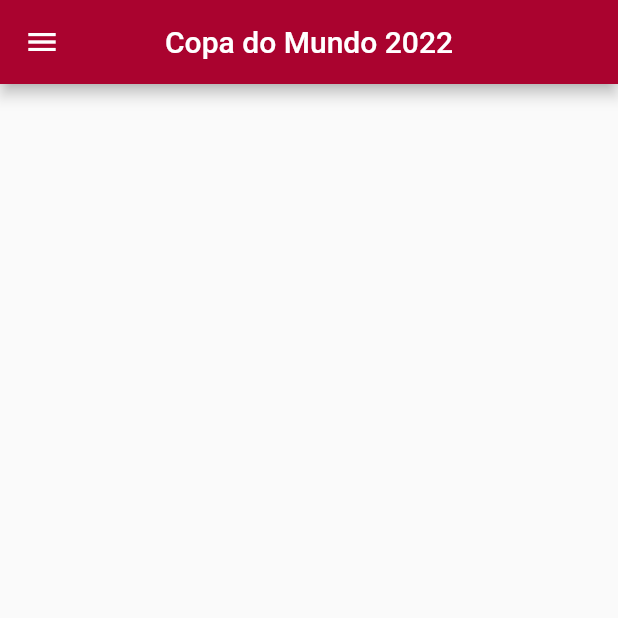
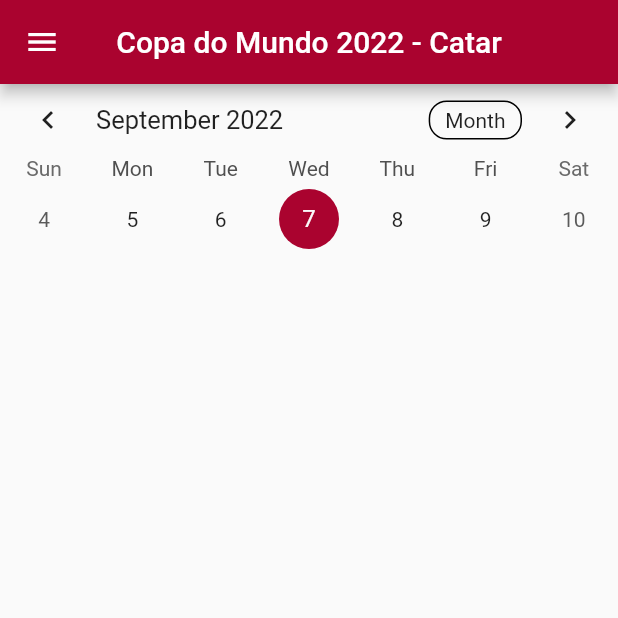
Before and after one commit to ricardolino-hub/Sistema-Copa-do-Mundo-2022---Catar, a Flutter app: the screen it shows after launch, on a phone screen of 412 x 824 dp, the top half of it. Run offline on Flutter 3.47's test engine with Material 2 defaults, Android fonts, the phone set to English and light mode, and no system bars; drawn by our look-alikes of table_calendar; network calls fail.

Commit message:
Criando tela home utlizando table_calender

```diff
--- a/worldcup2022/lib/Home/api/api.dart
+++ b/worldcup2022/lib/Home/api/api.dart
@@ -1,5 +1,7 @@
 import 'dart:convert';
 import 'package:http/http.dart' as http;
+
+import '../models/matchups.dart';
 
 class Api {
   static Future<List> getTeamsAndPlayers() async {
@@ -11,4 +13,15 @@ class Api {
       return ['Erro'];
     }
   }
+
+  static Future<List<Matchup>> getMatchups() async{
+    Uri url = Uri.parse('http://localhost:3000/matchup');
+    try{
+      http.Response response = await http.get(url);
+      List<Matchup> matchups = json.decode(response.body).map<Matchup>((item) => Matchup.fromJson(item)).toList();
+      return matchups;
+    }catch(e){
+      throw Exception(e.toString());
+    }
+  }
 }
--- a/worldcup2022/lib/Home/Drawer/drawer.dart
+++ b/worldcup2022/lib/Home/drawer/drawer.dart
@@ -1,5 +1,5 @@
 import 'package:flutter/material.dart';
-import '../Players/players.dart';
+import 'players.dart';
 import '../api/api.dart';
 
 Widget createDrawer(context){
@@ -10,13 +10,11 @@ Widget createDrawer(context){
         switch(snapshot.connectionState){
           case ConnectionState.none:
           case ConnectionState.waiting:
-            print('esperando');
-            Center(child: CircularProgressIndicator());
+            const Center(child: CircularProgressIndicator());
             break;
           case ConnectionState.active:
           case ConnectionState.done:
             if(snapshot.hasData){
-              List teamsPlayers = snapshot.data!;
               return ListView.builder(
                 itemCount: snapshot.data!.length,
                 itemBuilder: (context, index){
--- a/worldcup2022/lib/Home/Players/players.dart
+++ b/worldcup2022/lib/Home/drawer/players.dart
@@ -8,7 +8,7 @@ class Players extends StatelessWidget {
   Widget build(BuildContext context) {
     return Scaffold(
       appBar: AppBar(
-        title: const Text('Copa do Mundo 2022'),
+        title: const Text('Copa do Mundo 2022 - Jogadores'),
         centerTitle: true,
         backgroundColor: Color.fromARGB(255, 170, 3, 47),
       ),
--- a/worldcup2022/lib/Home/home.dart
+++ b/worldcup2022/lib/Home/home.dart
@@ -1,6 +1,6 @@
 import 'package:flutter/material.dart';
-
-import 'Drawer/drawer.dart';
+import 'drawer/drawer.dart';
+import 'homeScreens/matchupCalender.dart';
 
 class Home extends StatefulWidget {
   const Home({Key? key}) : super(key: key);
@@ -14,11 +14,12 @@ class _HomeState extends State<Home> {
   Widget build(BuildContext context) {
     return Scaffold(
       appBar: AppBar(
-        title: const Text('Copa do Mundo 2022'),
+        title: const Text('Copa do Mundo 2022 - Catar'),
         centerTitle: true,
         backgroundColor: const Color.fromARGB(255, 170, 3, 47),
       ),
       drawer: createDrawer(context),
+      body: MatchupCalender(),
     );
   }
 }
--- /dev/null
+++ b/worldcup2022/lib/Home/homeScreens/event.dart
@@ -0,0 +1,9 @@
+
+class Event{
+  final String titleEvent;
+  final String subtitleEventHours;
+  final DateTime dateEvent;
+  final List<dynamic>? logsEvent;
+
+  Event({required this.titleEvent, required this.subtitleEventHours, required this.dateEvent, this.logsEvent});
+}
--- /dev/null
+++ b/worldcup2022/lib/Home/homeScreens/matchupCalender.dart
@@ -0,0 +1,159 @@
+import 'dart:collection';
+import 'package:flutter/material.dart';
+import 'package:table_calendar/table_calendar.dart';
+import 'package:worldcup2022/Home/api/api.dart';
+import 'event.dart';
+import 'logsMatchup.dart';
+
+
+class MatchupCalender extends StatefulWidget {
+  const MatchupCalender({Key? key}) : super(key: key);
+
+  @override
+  State<MatchupCalender> createState() => _MatchupCalenderState();
+}
+
+class _MatchupCalenderState extends State<MatchupCalender> {
+  var firstDay = DateTime(2022, 8, 1);
+  var lastDay = DateTime(2023, 1, 31);
+  var focusedDay = DateTime.now();
+  var selectedDay = DateTime.now();
+  CalendarFormat format = CalendarFormat.week;
+  List<Event> listEvents = [];
+  LinkedHashMap<DateTime, List<Event>>? _groupedEvents;
+
+  @override
+  void initState(){
+    super.initState();
+    addSchedules();
+  }
+
+  Future addSchedules() async{
+    await Api.getMatchups().then((schedules){
+      for (var event in schedules){
+        listEvents.add(Event(
+          titleEvent: '${event.homeTeam} ${event.homeTeamGols} x ${event.visiteGols} ${event.visit}',
+          subtitleEventHours: '${DateTime.parse(event.date).hour - 3}:${DateTime.parse(event.date).minute}0',
+          dateEvent: DateTime.parse(event.date),
+          logsEvent: event.logs
+        ));
+      }
+      // for (var event in listEvents){
+      //   print(
+      //     '${event.titleEvent} ${event.dateEvent.toString()}',
+      //   );
+      // }
+    });
+    _groupEvents(listEvents);
+  }
+
+  int getHashCode(DateTime key){
+    return key.day * 1000000 + key.month * 10000 + key.year;
+  }
+
+  _groupEvents(List<Event> events){
+    _groupedEvents = LinkedHashMap(equals: isSameDay, hashCode: getHashCode);
+    for (var event in events){
+      DateTime date = DateTime.utc(event.dateEvent.year, event.dateEvent.month, event.dateEvent.day, 12);
+      if(_groupedEvents![date]==null) _groupedEvents![date] = [];
+      _groupedEvents![date]!.add(event);
+    }
+  }
+
+  List<dynamic> _getEventsForDay(DateTime date){
+    return _groupedEvents?[date] ?? [];
+  }
+
+  @override
+  Widget build(BuildContext context) {
+    return Column(
+      children: [
+        TableCalendar(
+          eventLoader: _getEventsForDay,
+          onDaySelected: (newselectedDay, newfocusedDay){
+            setState(() {
+              selectedDay = newselectedDay;
+              focusedDay = newselectedDay;
+            });
+          },
+          selectedDayPredicate: (day) => isSameDay(day, selectedDay),
+          focusedDay: focusedDay,
+          firstDay: firstDay,
+          lastDay: lastDay,
+          calendarFormat: format,
+          onFormatChanged: (CalendarFormat _format){
+            setState(() {
+              format = _format;
+            });
+          },
+          headerStyle: const HeaderStyle(
+            headerPadding: EdgeInsets.zero
+          ),
+          calendarStyle: const CalendarStyle(
+            selectedDecoration: BoxDecoration(
+              color: Color.fromARGB(255, 170, 3, 47),
+              shape: BoxShape.circle
+            ),
+            todayDecoration: BoxDecoration(
+              color: Colors.grey,
+              shape: BoxShape.circle
+            )
+          ),
+          calendarBuilders: CalendarBuilders(
+            markerBuilder:(context, day, events){
+              if(events.isNotEmpty){
+                return Stack(
+                  alignment: Alignment.center,
+                  children: [
+                    Positioned(
+                      bottom: 2.0,
+                      child: Container(
+                        height: 10,
+                        width: 10,
+                        decoration: const BoxDecoration(
+                          color: Color.fromARGB(255, 170, 3, 47),
+                          shape: BoxShape.circle,
+                        ),
+                      )
+                    )
+                  ],
+                );
+              }
+            }
+          ),
+        ),
+        Expanded(
+          child: GridView.count(
+            crossAxisCount: 1,
+            childAspectRatio: 30/5.5,
+            children: [
+              ..._getEventsForDay(selectedDay).map((event) => Card(
+                shape: const RoundedRectangleBorder(
+                  borderRadius: BorderRadius.all(Radius.circular(5.0)),
+                ),
+                child: ListTile(
+                  title: Text(
+                    event.titleEvent,
+                    textAlign: TextAlign.center,
+                  ),
+                  subtitle: Text(
+                    event.subtitleEventHours,
+                    textAlign: TextAlign.center,
+                  ),
+                  onTap: () {
+                    Navigator.push(
+                      context,
+                      MaterialPageRoute(
+                        builder: (context) => LogMatchups(logs: event.logsEvent,)
+                        )
+                    );
+                  },
+                ),
+              ))
+            ],
+          )
+        )
+      ],
+    );
+  }
+}
--- a/worldcup2022/lib/main.dart
+++ b/worldcup2022/lib/main.dart
@@ -2,7 +2,7 @@ import 'package:flutter/material.dart';
 import 'Home/home.dart';
 
 void main(){
-  runApp(MaterialApp(
+  runApp(const MaterialApp(
     debugShowCheckedModeBanner: false,
     home: Home(),
   ));
--- a/worldcup2022/pubspec.yaml
+++ b/worldcup2022/pubspec.yaml
@@ -34,6 +34,8 @@ dependencies:
   # The following adds the Cupertino Icons font to your application.
   # Use with the CupertinoIcons class for iOS style icons.
   cupertino_icons: ^1.0.2
+  http: ^0.13.4
+  table_calendar: ^3.0.7
 
 dev_dependencies:
   flutter_test:
@@ -45,7 +47,6 @@ dev_dependencies:
   # package. See that file for information about deactivating specific lint
   # rules and activating additional ones.
   flutter_lints: ^2.0.0
-  http: ^0.13.4
 
 # For information on the generic Dart part of this file, see the
 # following page: https://dart.dev/tools/pub/pubspec
```
Also changed, not shown: worldcup2022/lib/Home/homeScreens/logsMatchup.dart (added, +18 -0 lines), worldcup2022/lib/Home/models/matchups.dart (+4 -4 lines), worldcup2022/pubspec.lock.
